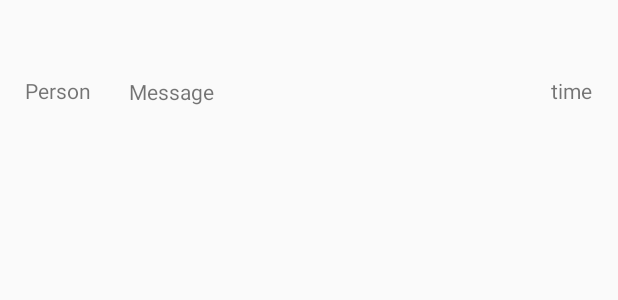
After one commit to seacamjen/ChatterWithMe, an Android app: the layout message.xml on its own in the app's theme, with its tools: preview values and no code run, on a phone screen of 412 x 824 dp. The commit adds this screen. Shown: the top 300 px of the screen. Run offline under Robolectric (Android 15) with nearby library versions, the phone set to English and light mode, and no system bars.

Commit message:
add saving to database for messages

```diff
--- a/app/build.gradle
+++ b/app/build.gradle
@@ -38,13 +38,14 @@ dependencies {
     androidTestCompile('com.android.support.test.espresso:espresso-core:2.2.2', {
         exclude group: 'com.android.support', module: 'support-annotations'
     })
-    //    compile 'com.google.firebase:firebase-database:9.2.1'
+        compile 'com.google.firebase:firebase-database:10.0.1'
     compile 'com.android.support:appcompat-v7:25.3.1'
     compile 'com.android.support.constraint:constraint-layout:1.0.2'
     compile 'com.google.firebase:firebase-core:10.0.1'
     compile 'com.google.firebase:firebase-auth:10.0.1'
     testCompile 'junit:junit:4.12'
     compile 'com.jakewharton:butterknife:7.0.1'
+    compile 'com.android.support:design:25.3.1'
 }
 
 
--- /dev/null
+++ b/app/src/main/res/layout/message.xml
@@ -0,0 +1,56 @@
+<?xml version="1.0" encoding="utf-8"?>
+<android.support.constraint.ConstraintLayout
+    xmlns:android="http://schemas.android.com/apk/res/android"
+    xmlns:app="http://schemas.android.com/apk/res-auto"
+    xmlns:tools="http://schemas.android.com/tools"
+    android:layout_width="match_parent"
+    android:layout_height="match_parent">
+
+    <TextView
+        android:id="@+id/message_text"
+        android:layout_width="217dp"
+        android:layout_height="31dp"
+        android:layout_marginBottom="8dp"
+        android:layout_marginLeft="8dp"
+        android:layout_marginRight="8dp"
+        android:layout_marginTop="8dp"
+        android:text="Message"
+        app:layout_constraintBottom_toBottomOf="parent"
+        app:layout_constraintHorizontal_bias="0.437"
+        app:layout_constraintLeft_toLeftOf="parent"
+        app:layout_constraintRight_toRightOf="parent"
+        app:layout_constraintTop_toTopOf="parent"
+        app:layout_constraintVertical_bias="0.056" />
+
+    <TextView
+        android:id="@+id/message_user"
+        android:layout_width="wrap_content"
+        android:layout_height="wrap_content"
+        android:layout_marginBottom="8dp"
+        android:layout_marginLeft="8dp"
+        android:layout_marginRight="8dp"
+        android:layout_marginTop="8dp"
+        android:text="Person"
+        app:layout_constraintBottom_toBottomOf="parent"
+        app:layout_constraintHorizontal_bias="0.025"
+        app:layout_constraintLeft_toLeftOf="parent"
+        app:layout_constraintRight_toRightOf="parent"
+        app:layout_constraintTop_toTopOf="parent"
+        app:layout_constraintVertical_bias="0.054" />
+
+    <TextView
+        android:id="@+id/message_time"
+        android:layout_width="wrap_content"
+        android:layout_height="wrap_content"
+        android:layout_marginBottom="8dp"
+        android:layout_marginLeft="8dp"
+        android:layout_marginRight="8dp"
+        android:layout_marginTop="8dp"
+        android:text="time"
+        app:layout_constraintBottom_toBottomOf="parent"
+        app:layout_constraintHorizontal_bias="0.974"
+        app:layout_constraintLeft_toLeftOf="parent"
+        app:layout_constraintRight_toRightOf="parent"
+        app:layout_constraintTop_toTopOf="parent"
+        app:layout_constraintVertical_bias="0.054" />
+</android.support.constraint.ConstraintLayout>
```
Also changed, not shown: app/src/main/java/com/example/guest/chatterwithme/models/ChatMessage.java (added, +44 -0 lines), app/src/main/java/com/example/guest/chatterwithme/ui/MainActivity.java (+28 -1 lines), app/src/main/res/layout/activity_main.xml (+50 -3 lines).
